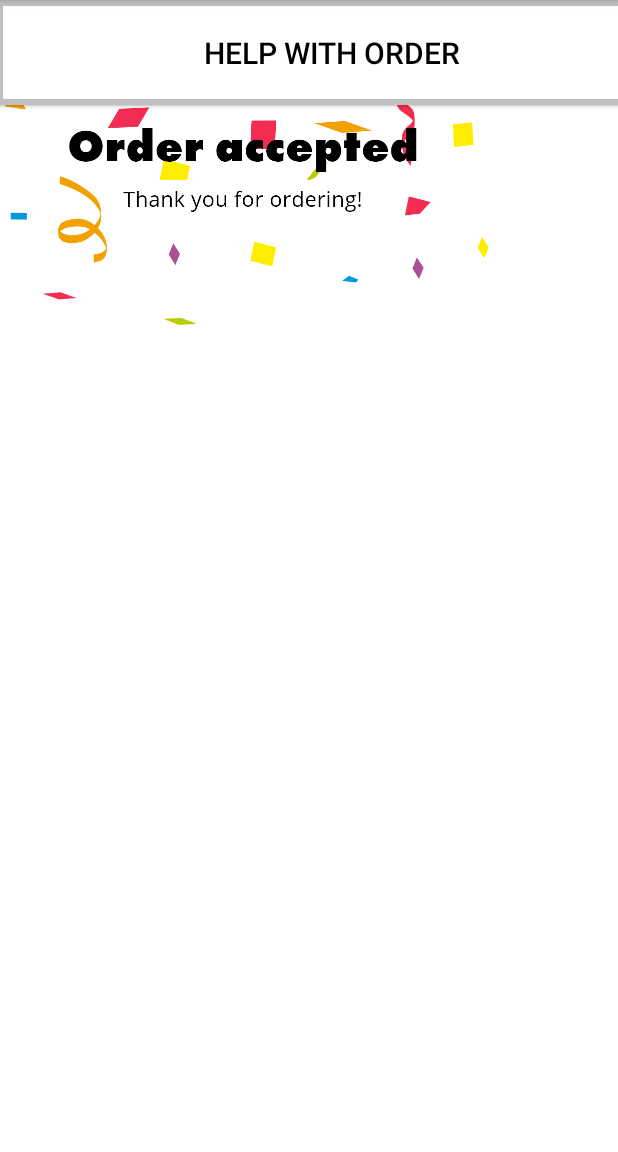
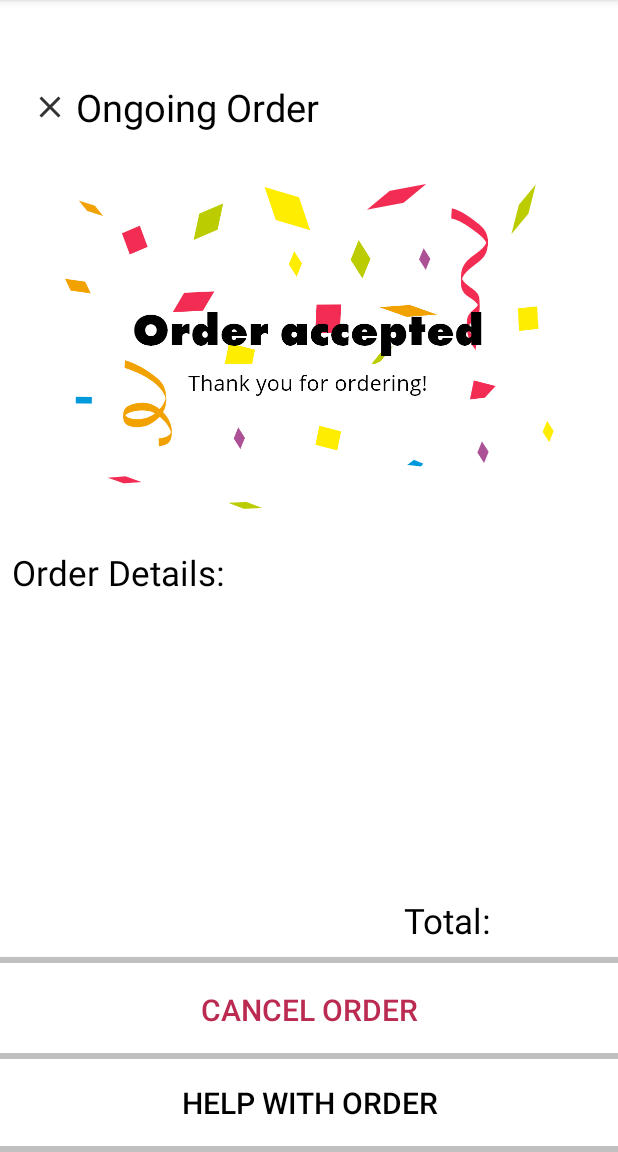
Before and after one commit to WRFitch/TABL, an Android app: the CheckoutActivity screen opened directly, with no data from a screen before it, on a phone screen of 412 x 824 dp, the part 84-1236 px from its top. Run offline under Robolectric (Android 15) with nearby library versions, the phone set to English and light mode, and no system bars.

Commit message:
Added constraints to both checkout and past orders page. recycler view incomplete still

```diff
--- a/app/src/main/res/layout/activity_checkout.xml
+++ b/app/src/main/res/layout/activity_checkout.xml
@@ -11,78 +11,126 @@
         android:id="@+id/imageButton"
         android:layout_width="34dp"
         android:layout_height="33dp"
+        android:layout_marginStart="8dp"
+        android:layout_marginLeft="8dp"
+        android:layout_marginEnd="8dp"
+        android:layout_marginRight="8dp"
+        android:layout_marginBottom="680dp"
         android:background="@color/white"
-        app:srcCompat="@drawable/black_close_exit_button"
-        tools:layout_editor_absoluteX="16dp"
-        tools:layout_editor_absoluteY="17dp" />
+        app:layout_constraintBottom_toBottomOf="parent"
+        app:layout_constraintEnd_toEndOf="parent"
+        app:layout_constraintHorizontal_bias="0.022"
+        app:layout_constraintStart_toStartOf="parent"
+        app:srcCompat="@drawable/black_close_exit_button" />
 
     <TextView
         android:layout_width="wrap_content"
         android:layout_height="34dp"
+        android:layout_marginStart="8dp"
+        android:layout_marginLeft="8dp"
+        android:layout_marginEnd="8dp"
+        android:layout_marginRight="8dp"
+        android:layout_marginBottom="680dp"
         android:text="Ongoing Order"
         android:textColor="@color/lightThemePrimary"
         android:textSize="25sp"
-        tools:layout_editor_absoluteX="50dp"
-        tools:layout_editor_absoluteY="16dp" />
+        app:layout_constraintBottom_toBottomOf="parent"
+        app:layout_constraintEnd_toEndOf="parent"
+        app:layout_constraintHorizontal_bias="0.181"
+        app:layout_constraintStart_toStartOf="parent" />
 
     <ImageView
         android:id="@+id/imageView2"
         android:layout_width="wrap_content"
-        android:layout_height="wrap_content"
-        app:srcCompat="@drawable/order_accepted_confetti"
-        tools:layout_editor_absoluteX="0dp"
-        tools:layout_editor_absoluteY="40dp" />
+        android:layout_height="306dp"
+        android:layout_marginStart="8dp"
+        android:layout_marginLeft="8dp"
+        android:layout_marginEnd="8dp"
+        android:layout_marginRight="8dp"
+        android:layout_marginBottom="384dp"
+        app:layout_constraintBottom_toBottomOf="parent"
+        app:layout_constraintEnd_toEndOf="parent"
+        app:layout_constraintStart_toStartOf="parent"
+        app:srcCompat="@drawable/order_accepted_confetti" />
 
     <TextView
         android:layout_width="wrap_content"
         android:layout_height="38dp"
+        android:layout_marginStart="8dp"
+        android:layout_marginLeft="8dp"
+        android:layout_marginEnd="8dp"
+        android:layout_marginRight="8dp"
+        android:layout_marginBottom="364dp"
         android:text="Order Details:"
         android:textColor="@color/lightThemePrimary"
         android:textSize="23sp"
-        tools:layout_editor_absoluteX="8dp"
-        tools:layout_editor_absoluteY="346dp" />
+        app:layout_constraintBottom_toBottomOf="parent"
+        app:layout_constraintEnd_toEndOf="parent"
+        app:layout_constraintHorizontal_bias="0.0"
+        app:layout_constraintStart_toStartOf="parent" />
 
     <TextView
         android:layout_width="wrap_content"
         android:layout_height="38dp"
+        android:layout_marginStart="8dp"
+        android:layout_marginLeft="8dp"
+        android:layout_marginEnd="8dp"
+        android:layout_marginRight="8dp"
+        android:layout_marginBottom="132dp"
         android:text="Total:"
         android:textColor="@color/lightThemePrimary"
         android:textSize="23sp"
-        tools:layout_editor_absoluteX="269dp"
-        tools:layout_editor_absoluteY="562dp" />
+        app:layout_constraintBottom_toBottomOf="parent"
+        app:layout_constraintEnd_toEndOf="parent"
+        app:layout_constraintHorizontal_bias="0.774"
+        app:layout_constraintStart_toStartOf="parent" />
 
 
     <Button
         android:id="@+id/CancelOrderButton"
         android:layout_width="442dp"
         android:layout_height="70dp"
+        android:layout_marginStart="8dp"
+        android:layout_marginLeft="8dp"
+        android:layout_marginEnd="8dp"
+        android:layout_marginRight="8dp"
+        android:layout_marginBottom="60dp"
         android:background="@drawable/border_top_bottom"
         android:text="Cancel Order"
         android:textColor="@color/lightThemeAccent"
         android:textSize="20sp"
-        tools:layout_editor_absoluteX="-6dp"
-        tools:layout_editor_absoluteY="600dp" />
+        app:layout_constraintBottom_toBottomOf="parent"
+        app:layout_constraintEnd_toEndOf="parent"
+        app:layout_constraintHorizontal_bias="0.51"
+        app:layout_constraintStart_toStartOf="parent" />
 
     <Button
         android:id="@+id/HelpWithOrderButton"
         android:layout_width="442dp"
-        android:layout_height="70dp"
+        android:layout_height="66dp"
+        android:layout_marginStart="8dp"
+        android:layout_marginLeft="8dp"
+        android:layout_marginEnd="8dp"
+        android:layout_marginRight="8dp"
         android:background="@drawable/border_top_bottom"
         android:text="Help With Order"
         android:textColor="@color/lightThemePrimary"
         android:textSize="20sp"
-        tools:layout_editor_absoluteX="-6dp"
-        tools:layout_editor_absoluteY="665dp" />
+        app:layout_constraintBottom_toBottomOf="parent"
+        app:layout_constraintEnd_toEndOf="parent"
+        app:layout_constraintHorizontal_bias="0.51"
+        app:layout_constraintStart_toStartOf="parent" />
 
     <android.support.v7.widget.RecyclerView
         android:layout_width="395dp"
-        android:layout_height="177dp"
+        android:layout_height="198dp"
+        android:layout_marginBottom="180dp"
         android:scrollbars="vertical"
+        app:layout_constraintBottom_toBottomOf="parent"
+        app:layout_constraintEnd_toEndOf="parent"
+        app:layout_constraintStart_toStartOf="parent"
         tools:itemCount="9"
-        tools:layout_editor_absoluteX="8dp"
-        tools:layout_editor_absoluteY="384dp"
         tools:listitem="@layout/recycler_view_item" />
 
 
-
 </android.support.constraint.ConstraintLayout>
```
Also changed, not shown: app/src/main/res/layout/activity_past_orders.xml (+60 -29 lines).
